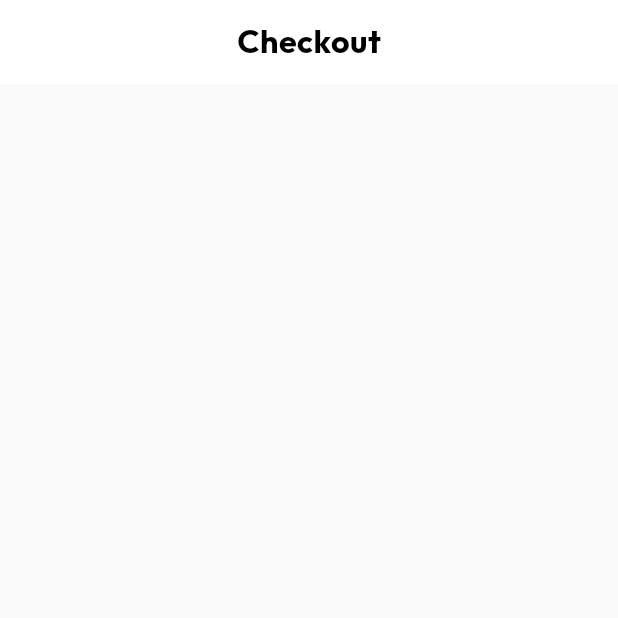
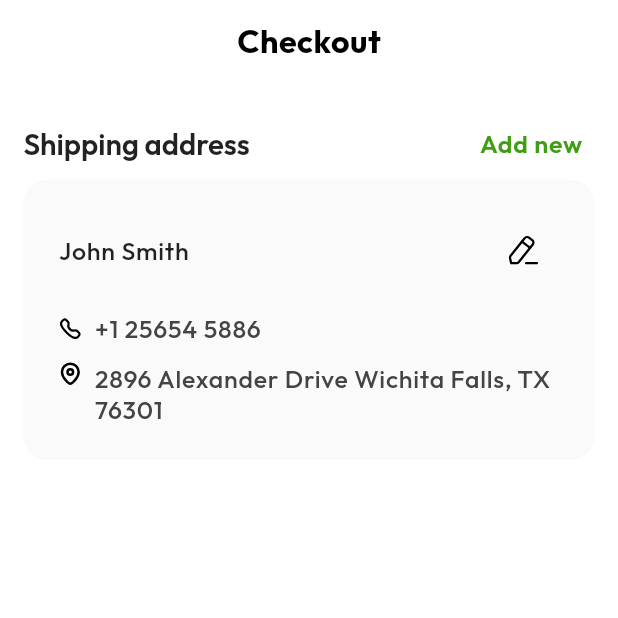
Before and after one commit to Sid-1661/Zenutri-App, a Flutter app: the CheckOutScreen screen opened directly, on a phone screen of 412 x 824 dp, the top half of it. Run offline on Flutter 3.47's test engine with Material 2 defaults, Android fonts, the light colour scheme and no system bars; our stand-ins replace carousel_slider, flutter_rating_bar, flutter_svg, get, pin_code_fields; missing offline and left inert: otp_timer_button.

Commit message:
checkout screen ui in progress

```diff
--- a/lib/common/presentation/utils/app_colors.dart
+++ b/lib/common/presentation/utils/app_colors.dart
@@ -26,4 +26,5 @@ class AppColors {
   static const Color darkBlueBlack = Color(0xFF130F26);
   static const Color black = Color(0xFF000000);
   static const Color white = Color(0xFFFFFFFF);
+  static const Color softWhite = Color(0xFFFAFAFA);
 }
--- a/lib/common/presentation/utils/image_assets.dart
+++ b/lib/common/presentation/utils/image_assets.dart
@@ -9,4 +9,7 @@ class ImageAssets {
   static const String cartSvg = 'assets/icons/cart.svg';
   static const String profileSvg = 'assets/icons/profile.svg';
   static const String capsuleBgPng = 'assets/images/capsule-bg.png';
+  static const String editSvg = 'assets/icons/edit.svg';
+  static const String callSvg = 'assets/icons/call.svg';
+  static const String locationSvg = 'assets/icons/location.svg';
 }
--- a/lib/features/carts/presentation/ui/screens/carts_screen.dart
+++ b/lib/features/carts/presentation/ui/screens/carts_screen.dart
@@ -1,7 +1,9 @@
 import 'package:flutter/material.dart';
+import 'package:get/get.dart';
 import 'package:zenutri_app/common/presentation/utils/spacing.dart';
 import 'package:zenutri_app/core/extensions/size_extension.dart';
 import 'package:zenutri_app/features/carts/presentation/ui/widgets/cart_item_list_tile.dart';
+import 'package:zenutri_app/features/checkout/presentation/ui/screens/check_out_screen.dart';
 
 class CartsScreen extends StatefulWidget {
   const CartsScreen({super.key});
@@ -43,7 +45,9 @@ class _CartsScreenState extends State<CartsScreen> {
                 width: 100.w,
                 child: ElevatedButton(
                   child: const Text('Process to Checkout - \$285.3 AUD'),
-                  onPressed: () {},
+                  onPressed: () {
+                    Get.to(const CheckOutScreen());
+                  },
                 ),
               ),
             )
--- a/lib/features/checkout/presentation/ui/screens/check_out_screen.dart
+++ b/lib/features/checkout/presentation/ui/screens/check_out_screen.dart
@@ -1,4 +1,9 @@
 import 'package:flutter/material.dart';
+import 'package:zenutri_app/common/presentation/utils/app_colors.dart';
+import 'package:zenutri_app/common/presentation/utils/image_assets.dart';
+import 'package:zenutri_app/common/presentation/utils/spacing.dart';
+import 'package:zenutri_app/common/presentation/widgets/svg_builder.dart';
+import 'package:zenutri_app/core/extensions/size_extension.dart';
 
 class CheckOutScreen extends StatefulWidget {
   const CheckOutScreen({super.key});
@@ -11,13 +16,105 @@ class _CheckOutScreenState extends State<CheckOutScreen> {
   @override
   Widget build(BuildContext context) {
     return Scaffold(
+      backgroundColor: AppColors.white,
       appBar: AppBar(
         title: const Text('Checkout'),
       ),
-      body: Column(
-        children: [
-
-        ],
+      body: Padding(
+        padding: EdgeInsets.all(16.rSp),
+        child: Column(
+          children: [
+            Row(
+              mainAxisAlignment: MainAxisAlignment.spaceBetween,
+              children: [
+                Text('Shipping address', style: Theme.of(context).textTheme.titleMedium?.copyWith(
+                  fontSize: 20.rSp,
+                  fontWeight: FontWeight.w600
+                ),),
+                TextButton(
+                  onPressed: () {},
+                  child: Text(
+                    'Add new',
+                    style: Theme.of(context).textTheme.bodyLarge?.copyWith(
+                      color: AppColors.primaryColor,
+                      fontWeight: FontWeight.w600
+                    ),
+                  ),
+                )
+              ],
+            ),
+            Card(
+              elevation: 0,
+              margin: EdgeInsets.zero,
+              color: AppColors.softWhite,
+              shape: RoundedRectangleBorder(
+                borderRadius: BorderRadius.circular(16.rSp)
+              ),
+              child: Padding(
+                padding: EdgeInsets.all(24.rSp),
+                child: Column(
+                  children: [
+                    Row(
+                      children: [
+                        Expanded(child: Text('John Smith', style: Theme.of(context).textTheme.bodyLarge,)),
+                        IconButton(
+                            onPressed: () {},
+                            icon: const SvgBuilder(
+                              path: ImageAssets.editSvg,
+                              color: AppColors.black,
+                            ),
+                        )
+                      ],
+                    ),
+                    verticalSpace(18),
+                    Row(
+                      children: [
+                        SvgBuilder(
+                          path: ImageAssets.callSvg,
+                          color: AppColors.black,
+                          height: 16.rSp,
+                          width: 16.rSp,
+                        ),
+                        horizontalSpace(8),
+                        Expanded(
+                          child: Text(
+                            '+1 25654 5886',
+                            style: Theme.of(context)
+                                .textTheme
+                                .bodyLarge
+                                ?.copyWith(color: AppColors.shadowGray),
+                          ),
+                        ),
+                      ],
+                    ),
+                    verticalSpace(12),
+                    Row(
+                      crossAxisAlignment: CrossAxisAlignment.start,
+                      children: [
+                        SvgBuilder(
+                          path: ImageAssets.locationSvg,
+                          color: AppColors.black,
+                          height: 16.rSp,
+                          width: 16.rSp,
+                        ),
+                        horizontalSpace(8),
+                        Expanded(
+                          child: Text(
+                            '2896 Alexander Drive Wichita Falls, TX 76301',
+                            style: Theme.of(context)
+                                .textTheme
+                                .bodyLarge
+                                ?.copyWith(color: AppColors.shadowGray),
+                          ),
+                        ),
+                      ],
+                    )
+                  ],
+                ),
+              ),
+            )
+          ],
+        ),
       ),
     );
   }
```
Also changed, not shown: assets/icons/call.svg (added), assets/icons/edit.svg (added), assets/icons/location.svg (added).
